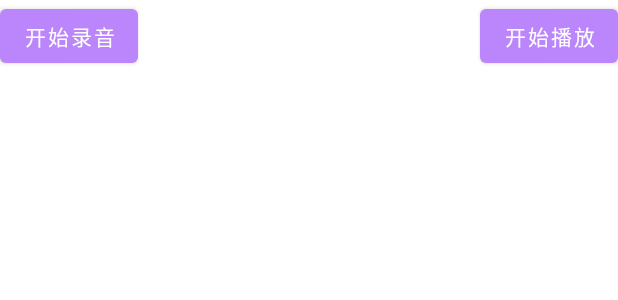
After one commit to tangdanyu/TdyCamera, an Android app: the layout activity_record_audio.xml on its own in the app's theme, with its tools: preview values and no code run, on a phone screen of 412 x 824 dp. The commit adds this screen. Shown: the top 300 px of the screen. Run offline under Robolectric (Android 15) with nearby library versions, the phone set to English and light mode, and no system bars.

Commit message:
新增录音

```diff
--- /dev/null
+++ b/app/src/main/res/layout/activity_record_audio.xml
@@ -0,0 +1,18 @@
+<?xml version="1.0" encoding="utf-8"?>
+<FrameLayout xmlns:android="http://schemas.android.com/apk/res/android"
+    android:layout_width="match_parent"
+    android:layout_height="match_parent">
+    <Button
+        android:id="@+id/btn_record"
+        android:layout_width="wrap_content"
+        android:layout_height="wrap_content"
+        android:layout_gravity="left"
+        android:text="开始录音"/>
+
+    <Button
+        android:id="@+id/btn_play"
+        android:layout_width="wrap_content"
+        android:layout_height="wrap_content"
+        android:layout_gravity="right"
+        android:text="开始播放" />
+</FrameLayout>
```
Also changed, not shown: app/src/main/AndroidManifest.xml (+12 -6 lines), app/src/main/java/com/example/tdycamera/MainActivity.java (+7 -0 lines), app/src/main/java/com/example/tdycamera/record/RecordAudioActivity.java (added, +159 -0 lines), app/src/main/res/layout/activity_main.xml (+8 -2 lines).
